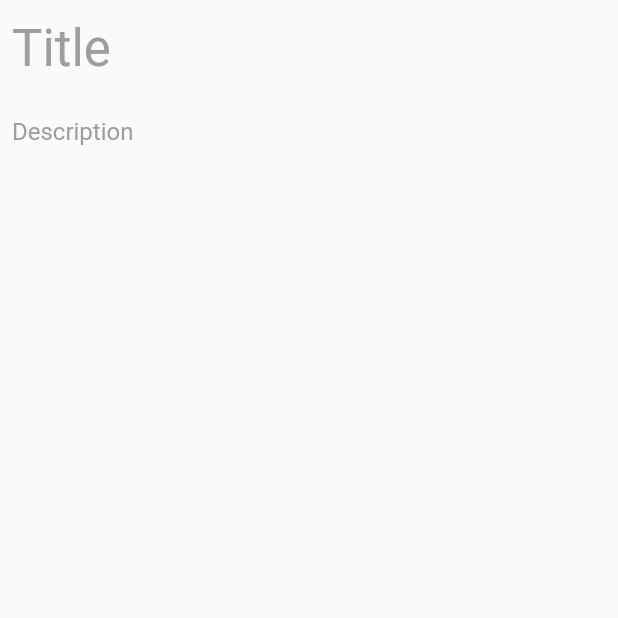
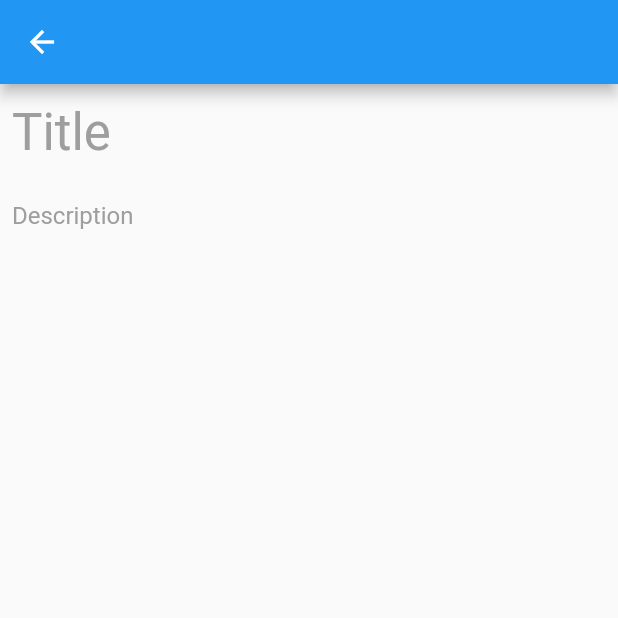
Before and after one commit to dbilgin/notelytask, a Flutter app: the screen it shows after launch, after a tap on the "add" icon, on a phone screen of 412 x 824 dp, the top half of it. Run offline on Flutter 3.47's test engine with Material 2 defaults, Android fonts, the phone set to English and light mode, and no system bars; our stand-ins replace flutter_bloc, get_storage, hydrated_bloc.

Commit message:
Added appbar for small screens

```diff
--- a/lib/screens/details_page.dart
+++ b/lib/screens/details_page.dart
@@ -5,7 +5,8 @@ import 'package:notelytask/widgets/details_form.dart';
 
 class DetailsPage extends StatefulWidget {
   final Note? note;
-  DetailsPage({this.note});
+  final bool? withAppBar;
+  DetailsPage({this.note, this.withAppBar});
 
   @override
   _DetailsPageState createState() => _DetailsPageState();
@@ -14,8 +15,17 @@ class DetailsPage extends StatefulWidget {
 class _DetailsPageState extends State<DetailsPage> {
   @override
   Widget build(BuildContext context) {
-    return SafeArea(
+    var layout = SafeArea(
       child: DetailsForm(key: Key(widget.note?.id ?? 'new'), note: widget.note),
     );
+
+    if (widget.withAppBar ?? false) {
+      return Scaffold(
+        appBar: AppBar(),
+        body: layout,
+      );
+    } else {
+      return layout;
+    }
   }
 }
--- a/lib/screens/home_page.dart
+++ b/lib/screens/home_page.dart
@@ -16,9 +16,14 @@ class HomePage extends StatefulWidget {
 class _HomePageState extends State<HomePage> {
   void _navigateToDetails({note}) {
     if (isSmallScreen(context)) {
-      context
-          .read<NavigatorCubit>()
-          .push(Scaffold(body: DetailsPage(note: note)));
+      context.read<NavigatorCubit>().push(
+            Scaffold(
+              body: DetailsPage(
+                note: note,
+                withAppBar: true,
+              ),
+            ),
+          );
     } else {
       context.read<SelectedNoteCubit>().setNote(note);
     }
--- a/lib/widgets/note_list_layout.dart
+++ b/lib/widgets/note_list_layout.dart
@@ -16,9 +16,14 @@ class NoteListLayout extends StatelessWidget {
   @override
   Widget build(BuildContext context) {
     void _navigateToDetails({note}) {
-      context
-          .read<NavigatorCubit>()
-          .push(Scaffold(body: DetailsPage(note: note)));
+      context.read<NavigatorCubit>().push(
+            Scaffold(
+              body: DetailsPage(
+                note: note,
+                withAppBar: true,
+              ),
+            ),
+          );
     }
 
     return BlocBuilder<NotesCubit, List<Note>>(
--- a/pubspec.yaml
+++ b/pubspec.yaml
@@ -3,7 +3,7 @@ description: A new Flutter project.
 
 publish_to: 'none'
 
-version: 1.0.9+59
+version: 1.1.0+60
 
 environment:
   sdk: ">=2.12.0 <3.0.0"
```
